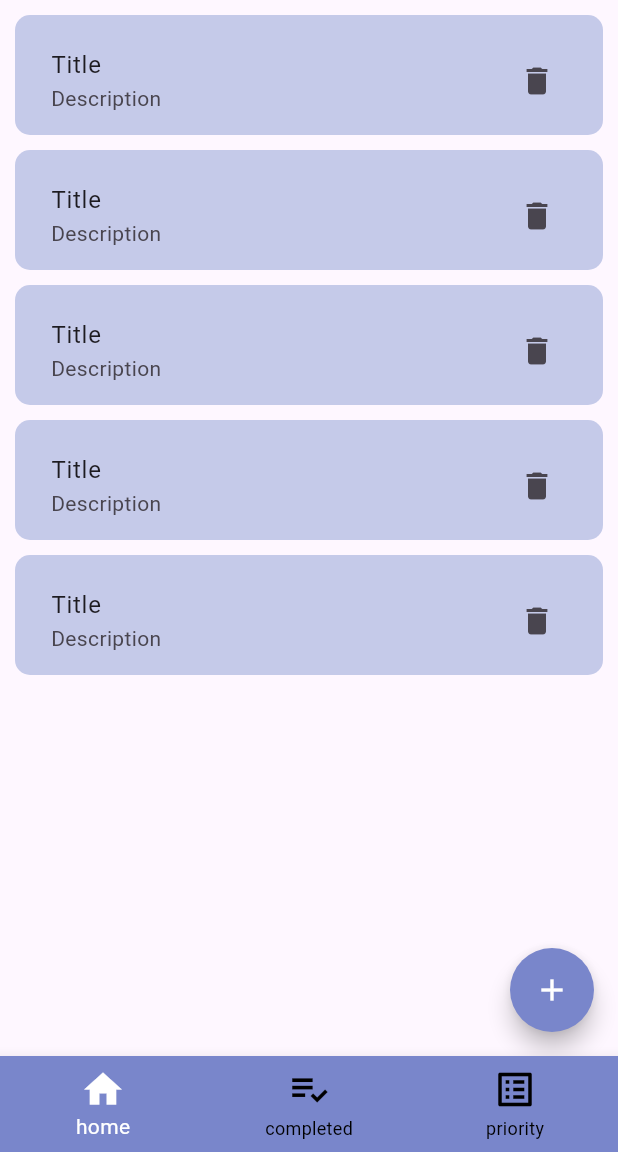
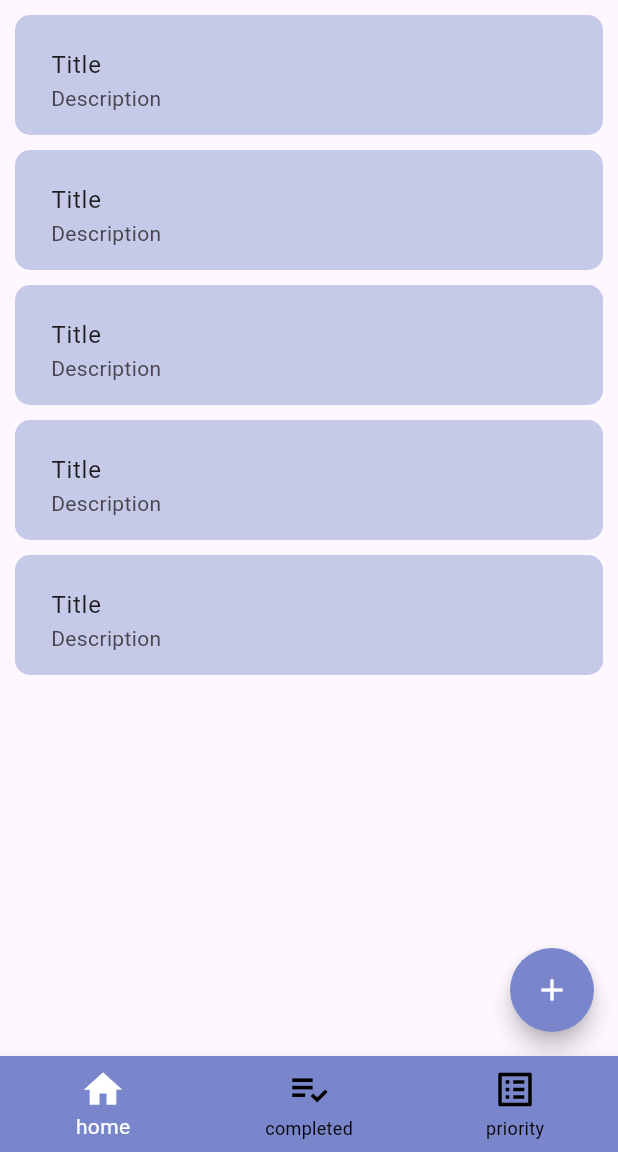
Before and after one commit to sohasara/To-Do-App, a Flutter app: the screen it shows after launch, on a phone screen of 412 x 824 dp, the part 84-1236 px from its top. Run offline on Flutter 3.47's test engine with Material 3 defaults, Android fonts, the phone set to English and light mode, and no system bars; our stand-ins replace flutter_riverpod.

Commit message:
remove delete icon from ListTile in HomePage

```diff
--- a/lib/application/pages/home/home.dart
+++ b/lib/application/pages/home/home.dart
@@ -51,7 +51,6 @@ class HomePage extends StatelessWidget {
                     child: const ListTile(
                       title: Text('Title'),
                       subtitle: Text('Description'),
-                      trailing: Icon(Icons.delete),
                     ),
                   ),
                 );
```
